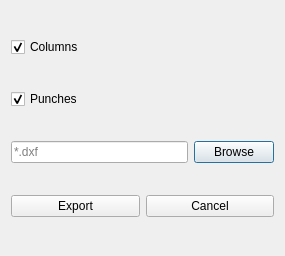
The window that osafe_widgets/export/export_to_dxf.ui (ebrahimraeyat/OSAFE) describes before a commit, drawn with Qt 5.
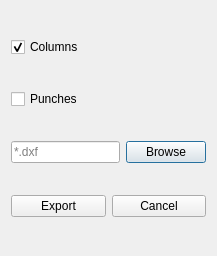
The same window after the commit. Icons and pictures are not drawn.

Commit message: Don't export punch to dxf in default

```diff
--- a/osafe_widgets/export/export_to_dxf.ui
+++ b/osafe_widgets/export/export_to_dxf.ui
@@ -6,7 +6,7 @@
    <rect>
     <x>0</x>
     <y>0</y>
-    <width>285</width>
+    <width>217</width>
     <height>256</height>
    </rect>
   </property>
@@ -38,7 +38,7 @@
        <normaloff>:/osafe_images/punch.svg</normaloff>:/osafe_images/punch.svg</iconset>
      </property>
      <property name="checked">
-      <bool>true</bool>
+      <bool>false</bool>
      </property>
     </widget>
    </item>
```
